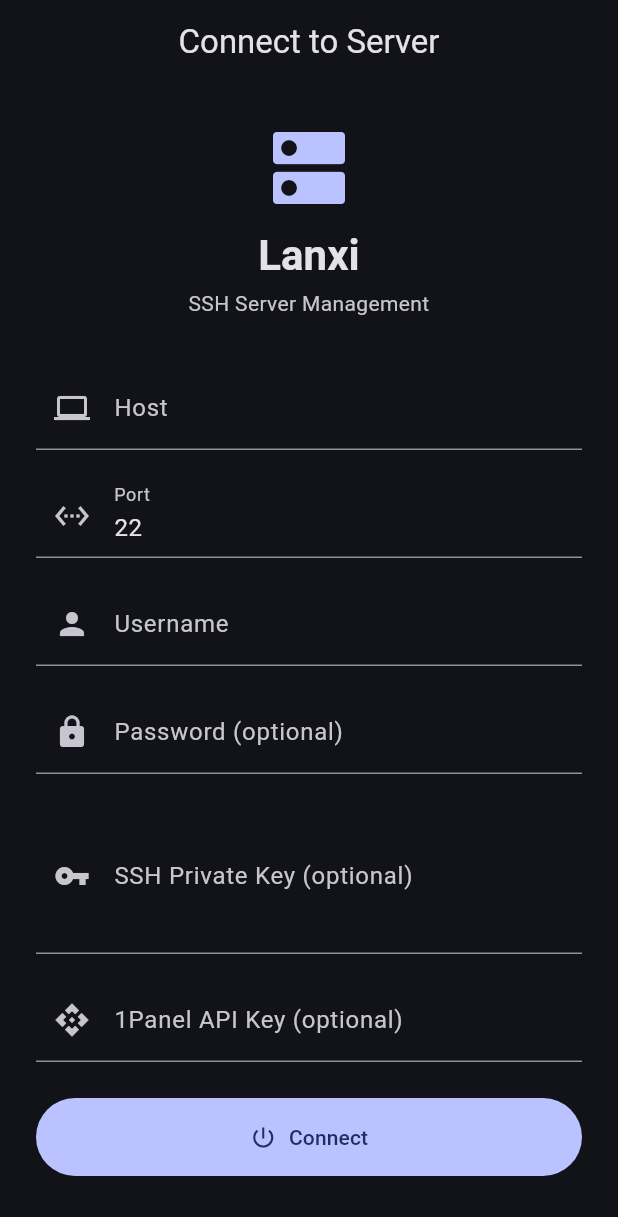
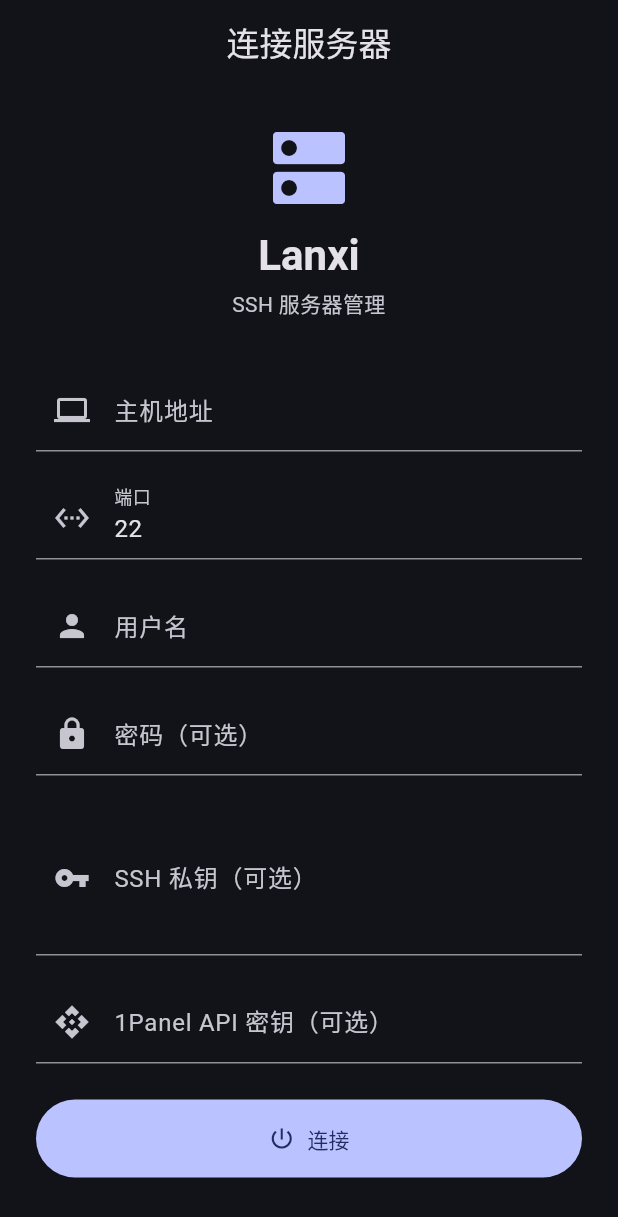
Before and after one commit to CHINAYYDSNB/Lanxi1, a Flutter app: the screen it shows after launch, on a phone screen of 412 x 824 dp. Shown: the top 1217 px of the screen. Run offline on Flutter 3.47's test engine with Material 3 defaults, Android fonts, the phone set to English and light mode, and no system bars; our stand-ins replace dio; missing offline and left inert: dartssh2.

Commit message:
wip(i18n): Chinese UI + zh_CN locale + reusable AppCard
- pubspec: add flutter_secure_storage, shared_preferences,
  flutter_localizations, intl (>=0.19.0 <0.21.0 to satisfy both
  local Flutter 3.44.8 and CI 3.24.x SDK pins)
- main.dart: force locale zh_CN + material/widgets/cupertino
  localization delegates (system OK/Cancel etc. now Chinese)
- lib/widgets/app_card.dart: reusable Material Card with icon+title
  header (Mono-Dash layout, Material impl, not Cupertino)
- Translate all UI strings in connection/overview/files/tools/home
  to Chinese; relative-time suffixes localized (秒前/分钟前/小时前/天前)

```diff
--- a/lib/features/connection/connection_screen.dart
+++ b/lib/features/connection/connection_screen.dart
@@ -61,7 +61,7 @@
         await service.getSystemInfo();
       } catch (e) {
         if (!mounted) return;
-        _showError('Connected but failed to reach server: $e');
+        _showError('已连接但无法获取服务器信息：$e');
         setState(() => _connecting = false);
         return;
       }
@@ -69,7 +69,7 @@
       widget.appState.connect(service);
       appLogger.i('SSH connection established to ${profile.host}');
     } catch (e) {
-      _showError('Connection failed: $e');
+      _showError('连接失败：$e');
     } finally {
       if (mounted) setState(() => _connecting = false);
     }
@@ -87,7 +87,7 @@
     final theme = Theme.of(context);
     return Scaffold(
       appBar: AppBar(
-        title: const Text('Connect to Server'),
+        title: const Text('连接服务器'),
         centerTitle: true,
       ),
       body: SingleChildScrollView(
@@ -108,7 +108,7 @@
               ),
               const SizedBox(height: 4),
               Text(
-                'SSH Server Management',
+                'SSH 服务器管理',
                 style: theme.textTheme.bodyMedium?.copyWith(
                   color: theme.colorScheme.onSurfaceVariant,
                 ),
@@ -120,12 +120,12 @@
               TextFormField(
                 controller: _hostCtrl,
                 decoration: const InputDecoration(
-                  labelText: 'Host',
+                  labelText: '主机地址',
                   hintText: '192.168.1.100',
                   prefixIcon: Icon(Icons.computer),
                 ),
                 validator: (v) => (v == null || v.trim().isEmpty)
-                    ? 'Host is required'
+                    ? '请输入主机地址'
                     : null,
               ),
               const SizedBox(height: 16),
@@ -134,7 +134,7 @@
               TextFormField(
                 controller: _portCtrl,
                 decoration: const InputDecoration(
-                  labelText: 'Port',
+                  labelText: '端口',
                   hintText: '22',
                   prefixIcon: Icon(Icons.settings_ethernet),
                 ),
@@ -146,12 +146,12 @@
               TextFormField(
                 controller: _userCtrl,
                 decoration: const InputDecoration(
-                  labelText: 'Username',
+                  labelText: '用户名',
                   hintText: 'root',
                   prefixIcon: Icon(Icons.person),
                 ),
                 validator: (v) => (v == null || v.trim().isEmpty)
-                    ? 'Username is required'
+                    ? '请输入用户名'
                     : null,
               ),
               const SizedBox(height: 16),
@@ -160,7 +160,7 @@
               TextFormField(
                 controller: _passCtrl,
                 decoration: const InputDecoration(
-                  labelText: 'Password (optional)',
+                  labelText: '密码（可选）',
                   prefixIcon: Icon(Icons.lock),
                 ),
                 obscureText: true,
@@ -171,8 +171,8 @@
               TextFormField(
                 controller: _keyCtrl,
                 decoration: const InputDecoration(
-                  labelText: 'SSH Private Key (optional)',
-                  hintText: 'Paste PEM key here...',
+                  labelText: 'SSH 私钥（可选）',
+                  hintText: '在此粘贴 PEM 私钥...',
                   prefixIcon: Icon(Icons.vpn_key),
                 ),
                 maxLines: 3,
@@ -183,7 +183,7 @@
               TextFormField(
                 controller: _apiKeyCtrl,
                 decoration: const InputDecoration(
-                  labelText: '1Panel API Key (optional)',
+                  labelText: '1Panel API 密钥（可选）',
                   prefixIcon: Icon(Icons.api),
                 ),
               ),
@@ -199,7 +199,7 @@
                         child: CircularProgressIndicator(strokeWidth: 2),
                       )
                     : const Icon(Icons.power_settings_new),
-                label: Text(_connecting ? 'Connecting...' : 'Connect'),
+                label: Text(_connecting ? '连接中...' : '连接'),
                 style: FilledButton.styleFrom(
                   padding: const EdgeInsets.symmetric(vertical: 16),
                 ),
--- a/lib/features/tools/tools_page.dart
+++ b/lib/features/tools/tools_page.dart
@@ -20,12 +20,12 @@
           ),
           const SizedBox(height: 16),
           Text(
-            'Tools',
+            '工具',
             style: Theme.of(context).textTheme.headlineSmall,
           ),
           const SizedBox(height: 8),
           Text(
-            'NTP settings, password management\nand system tools coming soon.',
+            'NTP 设置、密码管理与系统工具\n即将上线。',
             textAlign: TextAlign.center,
             style: Theme.of(context).textTheme.bodyMedium?.copyWith(
                   color: Theme.of(context).colorScheme.onSurfaceVariant,
--- a/lib/main.dart
+++ b/lib/main.dart
@@ -1,4 +1,5 @@
 import 'package:flutter/material.dart';
+import 'package:flutter_localizations/flutter_localizations.dart';
 import 'package:lanxi/features/connection/app_state.dart';
 import 'package:lanxi/features/connection/connection_screen.dart';
 import 'package:lanxi/features/home_page.dart';
@@ -40,6 +41,16 @@
     return MaterialApp(
       title: 'Lanxi',
       debugShowCheckedModeBanner: false,
+      locale: const Locale('zh', 'CN'),
+      localizationsDelegates: const [
+        GlobalMaterialLocalizations.delegate,
+        GlobalWidgetsLocalizations.delegate,
+        GlobalCupertinoLocalizations.delegate,
+      ],
+      supportedLocales: const [
+        Locale('zh', 'CN'),
+        Locale('en', 'US'),
+      ],
       theme: ThemeData(
         colorSchemeSeed: Colors.indigo,
         useMaterial3: true,
--- a/pubspec.yaml
+++ b/pubspec.yaml
@@ -12,6 +12,11 @@
   dartssh2: ^2.9.0
   dio: ^5.4.0
   crypto: ^3.0.3
+  flutter_secure_storage: ^9.0.0
+  shared_preferences: ^2.2.0
+  flutter_localizations:
+    sdk: flutter
+  intl: '>=0.19.0 <0.21.0'
 
 dev_dependencies:
   flutter_test:
```
Also changed, not shown: lib/features/files/files_page.dart (+12 -12 lines), lib/features/home_page.dart (+8 -8 lines), lib/features/overview/overview_page.dart (+13 -13 lines), lib/widgets/app_card.dart (added, +68 -0 lines), pubspec.lock.
